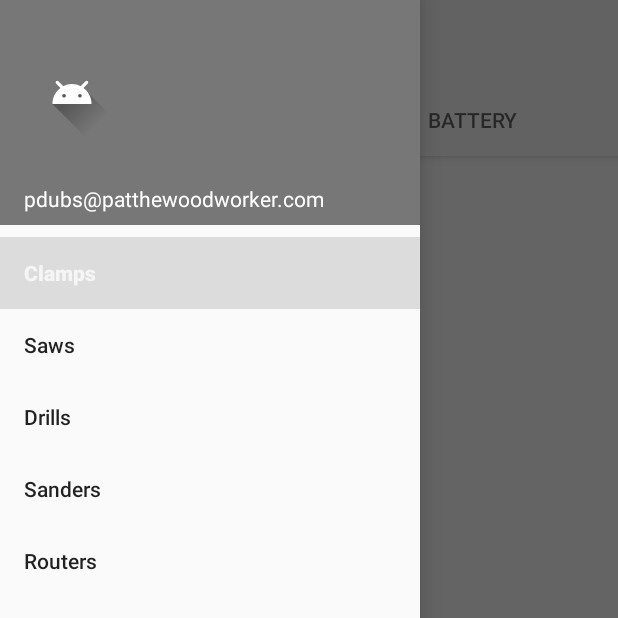
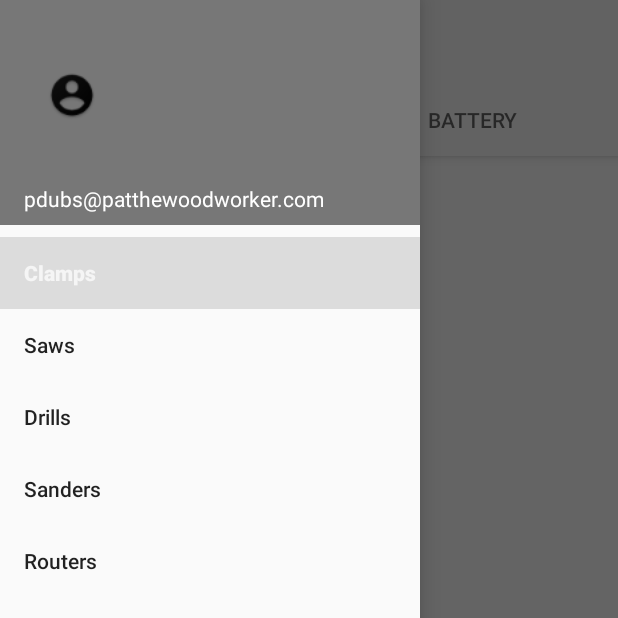
Before and after one commit to ayvengoza/UIPrototype, an Android app: the screen it shows after launch (MainActivity), with the side drawer open, on a phone screen of 412 x 824 dp, the top half of it. Run offline under Robolectric (Android 15) with nearby library versions, the phone set to English and light mode, and no system bars.

Commit message:
finish base prototype

```diff
--- a/app/src/main/java/com/ayvengoza/pet/uiprototype/MainActivity.java
+++ b/app/src/main/java/com/ayvengoza/pet/uiprototype/MainActivity.java
@@ -33,7 +33,7 @@ public class MainActivity extends AppCompatActivity implements NavigationView.On
         setSupportActionBar(mToolbar);
 
         mDrawerLayout = (DrawerLayout) findViewById(R.id.drawer_layout);
-        mToolbar.setNavigationIcon(R.drawable.ic_launcher_foreground);
+        mToolbar.setNavigationIcon(R.mipmap.ic_toolbar_navigation);
         mToolbar.setNavigationOnClickListener(new View.OnClickListener() {
             @Override
             public void onClick(View v) {
--- a/app/src/main/res/layout/nav_drawer_header.xml
+++ b/app/src/main/res/layout/nav_drawer_header.xml
@@ -15,7 +15,7 @@
         android:layout_width="64dp"
         android:layout_height="64dp"
         android:id="@+id/imageView"
-        android:src="@drawable/ic_launcher_foreground" />
+        android:src="@mipmap/ic_user_default" />
 
     <TextView
         android:fontFamily="sans-serif-medium"
--- a/app/src/main/res/values/dimen.xml
+++ b/app/src/main/res/values/dimen.xml
@@ -1,7 +1,7 @@
 <?xml version="1.0" encoding="utf-8"?>
 <resources>
     <dimen name="activity_horizontal_margin">8dp</dimen>
-    <dimen name="default_padding">8dp</dimen>
+    <dimen name="default_padding">16dp</dimen>
     <dimen name="activity_vertical_margin">8dp</dimen>
-    <dimen name="thumbnail_size">24dp</dimen>
+    <dimen name="thumbnail_size">68dp</dimen>
 </resources>
```
Also changed, not shown: app/src/main/res/layout/activity_tool_detail.xml (+17 -9 lines), app/src/main/res/mipmap-hdpi/ic_buy.png (added), app/src/main/res/mipmap-hdpi/ic_toolbar_navigation.png (added), app/src/main/res/mipmap-hdpi/ic_user_default.png (added), app/src/main/res/mipmap-mdpi/ic_buy.png (added), app/src/main/res/mipmap-mdpi/ic_toolbar_navigation.png (added), app/src/main/res/mipmap-mdpi/ic_user_default.png (added), app/src/main/res/mipmap-xhdpi/ic_buy.png (added), app/src/main/res/mipmap-xhdpi/ic_toolbar_navigation.png (added), app/src/main/res/mipmap-xhdpi/ic_user_default.png (added), app/src/main/res/mipmap-xxhdpi/ic_buy.png (added), app/src/main/res/mipmap-xxhdpi/ic_toolbar_navigation.png (added), app/src/main/res/mipmap-xxhdpi/ic_user_default.png (added), app/src/main/res/mipmap-xxxhdpi/ic_buy.png (added), 2 more files.
